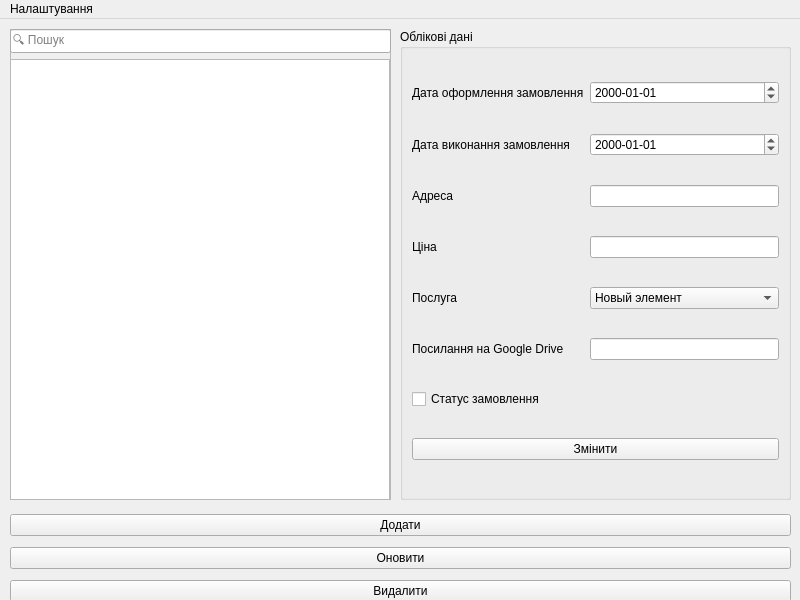
Before: the Qt Designer form PhotoJournalistAdminPanel/AdminPanel/adminpanel.ui in Vakulex/CourseWork, drawn with Qt 5.
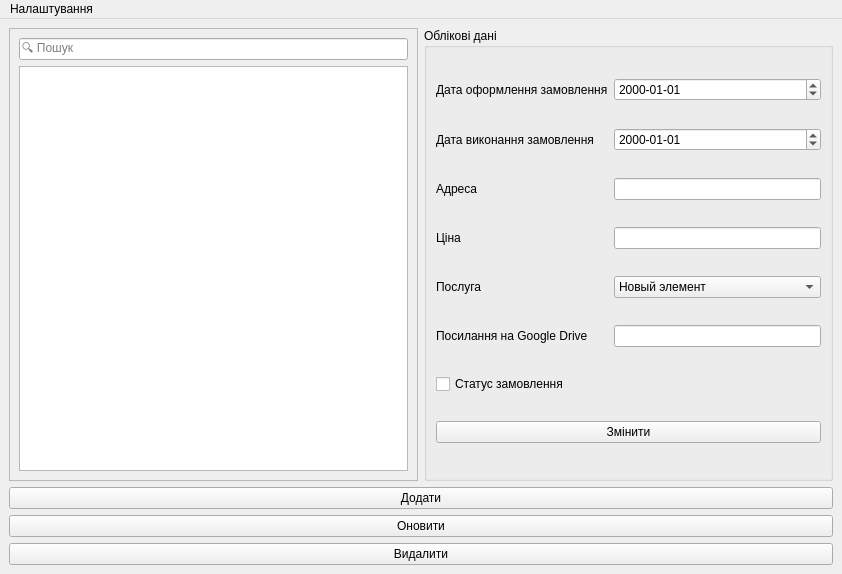
After: the same form once the commit is applied.

What changed in the file:
```diff
--- a/PhotoJournalistAdminPanel/AdminPanel/adminpanel.ui
+++ b/PhotoJournalistAdminPanel/AdminPanel/adminpanel.ui
@@ -6,20 +6,20 @@
    <rect>
     <x>0</x>
     <y>0</y>
-    <width>800</width>
-    <height>600</height>
+    <width>842</width>
+    <height>574</height>
    </rect>
   </property>
   <property name="minimumSize">
    <size>
-    <width>800</width>
-    <height>600</height>
+    <width>0</width>
+    <height>0</height>
    </size>
   </property>
   <property name="maximumSize">
    <size>
-    <width>800</width>
-    <height>600</height>
+    <width>16777215</width>
+    <height>16777215</height>
    </size>
   </property>
   <property name="cursor">
@@ -29,14 +29,16 @@
    <string>Photo Journalist Admin Panel</string>
   </property>
   <widget class="QWidget" name="centralwidget">
+   <layout class="QVBoxLayout" name="verticalLayout_4">
+    <item>
+     <layout class="QHBoxLayout" name="horizontalLayout">
+      <item>
    <widget class="QFrame" name="frame">
-    <property name="geometry">
-     <rect>
-      <x>10</x>
-      <y>10</y>
-      <width>381</width>
-      <height>471</height>
-     </rect>
+        <property name="minimumSize">
+         <size>
+          <width>400</width>
+          <height>400</height>
+         </size>
     </property>
     <property name="frameShape">
      <enum>QFrame::StyledPanel</enum>
@@ -44,15 +46,22 @@
     <property name="frameShadow">
      <enum>QFrame::Raised</enum>
     </property>
+        <layout class="QVBoxLayout" name="verticalLayout_3">
+         <item>
+          <widget class="QLineEdit" name="SearchLineEdit">
+           <property name="maximumSize">
+            <size>
+             <width>550</width>
+             <height>16777215</height>
+            </size>
+           </property>
+           <property name="placeholderText">
+            <string>🔍 Пошук</string>
+           </property>
+          </widget>
+         </item>
+         <item>
     <widget class="QTableView" name="UsersTable">
-     <property name="geometry">
-      <rect>
-       <x>0</x>
-       <y>30</y>
-       <width>380</width>
-       <height>441</height>
-      </rect>
-     </property>
      <property name="sizePolicy">
       <sizepolicy hsizetype="Expanding" vsizetype="Expanding">
        <horstretch>100</horstretch>
@@ -84,103 +93,25 @@
       <enum>QAbstractItemView::SelectRows</enum>
      </property>
     </widget>
-    <widget class="QLineEdit" name="SearchLineEdit">
-     <property name="geometry">
-      <rect>
-       <x>0</x>
-       <y>0</y>
-       <width>381</width>
-       <height>24</height>
-      </rect>
-     </property>
-     <property name="maximumSize">
-      <size>
-       <width>550</width>
-       <height>16777215</height>
-      </size>
-     </property>
-     <property name="placeholderText">
-      <string>🔍 Пошук</string>
-     </property>
-    </widget>
-   </widget>
-   <widget class="QWidget" name="verticalLayoutWidget">
-    <property name="geometry">
-     <rect>
-      <x>10</x>
-      <y>490</y>
-      <width>781</width>
-      <height>100</height>
-     </rect>
-    </property>
-    <layout class="QVBoxLayout" name="verticalLayout">
-     <item>
-      <widget class="QPushButton" name="AddButton">
-       <property name="text">
-        <string>Додати</string>
-       </property>
-      </widget>
-     </item>
-     <item>
-      <widget class="QPushButton" name="UpdateButton">
-       <property name="text">
-        <string>Оновити</string>
-       </property>
-      </widget>
-     </item>
-     <item>
-      <widget class="QPushButton" name="DeleteButton">
-       <property name="text">
-        <string>Видалити</string>
-       </property>
-      </widget>
      </item>
     </layout>
    </widget>
+      </item>
+      <item>
    <widget class="QGroupBox" name="groupBox">
-    <property name="geometry">
-     <rect>
-      <x>400</x>
-      <y>10</y>
-      <width>391</width>
-      <height>471</height>
-     </rect>
+        <property name="minimumSize">
+         <size>
+          <width>400</width>
+          <height>0</height>
+         </size>
     </property>
     <property name="title">
      <string>Облікові дані</string>
     </property>
     <layout class="QGridLayout" name="gridLayout">
-     <item row="8" column="0" colspan="2">
-      <widget class="QPushButton" name="EditButton">
-       <property name="text">
-        <string>Змінити</string>
-       </property>
-      </widget>
-     </item>
-     <item row="5" column="0">
-      <widget class="QLabel" name="label_5">
-       <property name="text">
-        <string>Посилання на Google Drive</string>
-       </property>
-      </widget>
-     </item>
      <item row="5" column="1">
       <widget class="QLineEdit" name="PhotoPathLineEdit"/>
      </item>
-     <item row="4" column="0">
-      <widget class="QLabel" name="label_4">
-       <property name="text">
-        <string>Послуга</string>
-       </property>
-      </widget>
-     </item>
-     <item row="6" column="0">
-      <widget class="QCheckBox" name="statusCheckBox">
-       <property name="text">
-        <string>Статус замовлення</string>
-       </property>
-      </widget>
-     </item>
      <item row="2" column="0">
       <widget class="QLabel" name="label_3">
        <property name="text">
@@ -188,13 +119,26 @@
        </property>
       </widget>
      </item>
-     <item row="0" column="0">
-      <widget class="QLabel" name="label">
+         <item row="6" column="0">
+          <widget class="QCheckBox" name="statusCheckBox">
        <property name="text">
-        <string>Дата оформлення замовлення</string>
+            <string>Статус замовлення</string>
        </property>
       </widget>
      </item>
+         <item row="3" column="1">
+          <widget class="QLineEdit" name="PriceLineEdit"/>
+         </item>
+         <item row="8" column="0" colspan="2">
+          <widget class="QPushButton" name="EditButton">
+           <property name="text">
+            <string>Змінити</string>
+           </property>
+          </widget>
+         </item>
+         <item row="2" column="1">
+          <widget class="QLineEdit" name="AdressLineEdit"/>
+         </item>
      <item row="0" column="1">
       <widget class="QDateEdit" name="StartDate">
        <property name="displayFormat">
@@ -209,22 +153,10 @@
        </property>
       </widget>
      </item>
-     <item row="2" column="1">
-      <widget class="QLineEdit" name="AdressLineEdit"/>
-     </item>
-     <item row="4" column="1">
-      <widget class="QComboBox" name="ServiceComboBox">
-       <item>
+         <item row="0" column="0">
+          <widget class="QLabel" name="label">
         <property name="text">
-         <string>Новый элемент</string>
-        </property>
-       </item>
-      </widget>
-     </item>
-     <item row="1" column="1">
-      <widget class="QDateEdit" name="EndDate">
-       <property name="displayFormat">
-        <string>yyyy-MM-dd</string>
+            <string>Дата оформлення замовлення</string>
        </property>
       </widget>
      </item>
@@ -235,18 +167,74 @@
        </property>
       </widget>
      </item>
-     <item row="3" column="1">
-      <widget class="QLineEdit" name="PriceLineEdit"/>
-     </item>
-    </layout>
-   </widget>
+         <item row="5" column="0">
+          <widget class="QLabel" name="label_5">
+           <property name="text">
+            <string>Посилання на Google Drive</string>
+           </property>
+          </widget>
+         </item>
+         <item row="1" column="1">
+          <widget class="QDateEdit" name="EndDate">
+           <property name="displayFormat">
+            <string>yyyy-MM-dd</string>
+           </property>
+          </widget>
+         </item>
+         <item row="4" column="0">
+          <widget class="QLabel" name="label_4">
+           <property name="text">
+            <string>Послуга</string>
+           </property>
+          </widget>
+         </item>
+         <item row="4" column="1">
+          <widget class="QComboBox" name="ServiceComboBox">
+           <item>
+            <property name="text">
+             <string>Новый элемент</string>
+            </property>
+           </item>
+          </widget>
+         </item>
+        </layout>
+       </widget>
+      </item>
+     </layout>
+    </item>
+    <item>
+     <layout class="QVBoxLayout" name="verticalLayout">
+      <item>
+       <widget class="QPushButton" name="AddButton">
+        <property name="text">
+         <string>Додати</string>
+        </property>
+       </widget>
+      </item>
+      <item>
+       <widget class="QPushButton" name="UpdateButton">
+        <property name="text">
+         <string>Оновити</string>
+        </property>
+       </widget>
+      </item>
+      <item>
+       <widget class="QPushButton" name="DeleteButton">
+        <property name="text">
+         <string>Видалити</string>
+        </property>
+       </widget>
+      </item>
+     </layout>
+    </item>
+   </layout>
   </widget>
   <widget class="QMenuBar" name="menubar">
    <property name="geometry">
     <rect>
      <x>0</x>
      <y>0</y>
-     <width>800</width>
+     <width>842</width>
      <height>24</height>
     </rect>
    </property>
```
Lines whose indentation alone changed are shown as unchanged.
